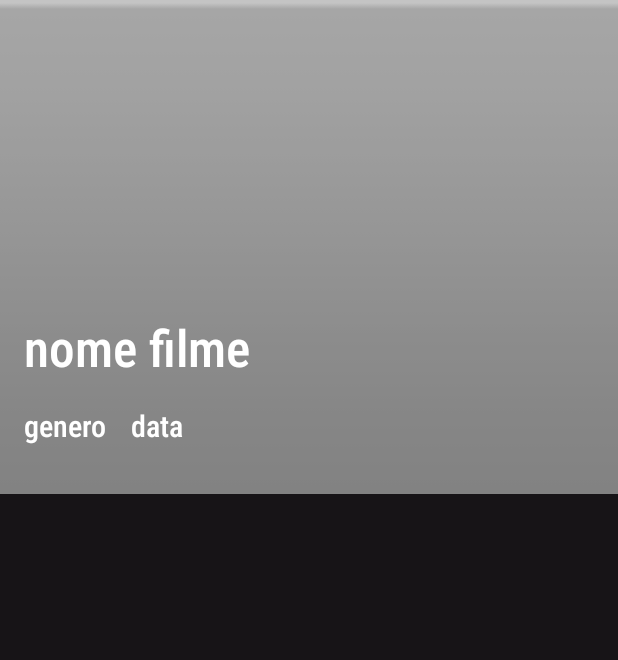
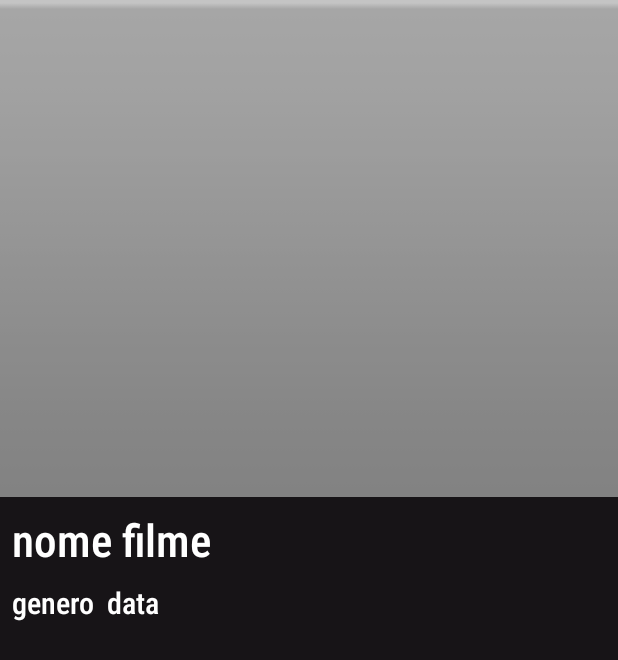
Before and after one commit to AllephNogueira/CineRadar, an Android app: the screen it shows after launch (MainActivity), on a phone screen of 412 x 824 dp. Shown: the top 660 px of the screen. Run offline under Robolectric (Android 15) with nearby library versions, the phone set to English and light mode, and no system bars; pictures from the network do not load.

Commit message:
Projeto quase pronto

```diff
--- a/app/src/main/AndroidManifest.xml
+++ b/app/src/main/AndroidManifest.xml
@@ -18,6 +18,9 @@
         android:theme="@style/Theme.CineRadar"
         tools:targetApi="31">
         <activity
+            android:name=".MovieDetailActivity"
+            android:exported="false" />
+        <activity
             android:name=".MainActivity"
             android:exported="false" />
         <activity
--- a/app/src/main/java/com/allephnogueira/cineradar/MainActivity.kt
+++ b/app/src/main/java/com/allephnogueira/cineradar/MainActivity.kt
@@ -1,10 +1,12 @@
 package com.allephnogueira.cineradar
 
 import FormatarData
+import android.content.Intent
 import android.os.Bundle
 import android.os.Handler
 import android.os.Looper
 import android.util.Log
+import android.view.View
 import android.widget.ImageView
 import android.widget.TextView
 import android.widget.Toast
@@ -31,6 +33,7 @@ import java.time.format.DateTimeFormatter
 class MainActivity : AppCompatActivity() {
 
     private lateinit var binding: ActivityMainBinding
+    private lateinit var itemClicado: String
 
     /** Configuraçao inicial do meu RecyclerView */
 
@@ -163,8 +166,12 @@ class MainActivity : AppCompatActivity() {
         binding.recyclerView.setHasFixedSize(true)
         binding.recyclerView.adapter = Adapter(events) { events ->
             Toast.makeText(this, events, Toast.LENGTH_SHORT).show()
+            itemClicado = events
+            Log.d("MainActivity", "ID do item clicado foi $itemClicado")
         }
     }
 
 
+
+
 }
--- a/app/src/main/res/layout/activity_main.xml
+++ b/app/src/main/res/layout/activity_main.xml
@@ -24,41 +24,41 @@
         android:layout_width="wrap_content"
         android:layout_height="wrap_content"
         android:orientation="horizontal"
-        app:layout_constraintGuide_percent="0.4" />
+        app:layout_constraintGuide_percent="0.40218878" />
 
     <TextView
         android:id="@+id/textNomeTopo"
         android:layout_width="wrap_content"
         android:layout_height="wrap_content"
-        android:layout_marginStart="16dp"
-        android:layout_marginBottom="16dp"
+        android:layout_marginStart="8dp"
+        android:layout_marginTop="8dp"
         android:fontFamily="sans-serif-condensed-light"
         android:text="nome filme"
         android:textColor="@color/CorLetras"
-        android:textSize="34sp"
+        android:textSize="30dp"
         android:textStyle="bold"
-        app:layout_constraintBottom_toTopOf="@+id/textTopoGenero"
-        app:layout_constraintStart_toStartOf="parent" />
+        app:layout_constraintStart_toStartOf="parent"
+        app:layout_constraintTop_toTopOf="@+id/guideline" />
 
     <TextView
         android:id="@+id/textTopoGenero"
         android:layout_width="wrap_content"
         android:layout_height="wrap_content"
-        android:layout_marginStart="16dp"
-        android:layout_marginBottom="32dp"
+        android:layout_marginStart="8dp"
+        android:layout_marginTop="8dp"
         android:fontFamily="sans-serif-condensed-light"
         android:text="genero"
         android:textColor="@color/CorLetras"
         android:textSize="20sp"
         android:textStyle="bold"
-        app:layout_constraintBottom_toTopOf="@+id/guideline"
-        app:layout_constraintStart_toStartOf="parent" />
+        app:layout_constraintStart_toStartOf="parent"
+        app:layout_constraintTop_toBottomOf="@+id/textNomeTopo" />
 
     <TextView
         android:id="@+id/textTopoData"
         android:layout_width="wrap_content"
         android:layout_height="wrap_content"
-        android:layout_marginStart="16dp"
+        android:layout_marginStart="8dp"
         android:fontFamily="sans-serif-condensed-light"
         android:text="data"
         android:textColor="@color/CorLetras"
@@ -70,13 +70,20 @@
 
     <androidx.recyclerview.widget.RecyclerView
         android:id="@+id/recyclerView"
-        android:layout_width="409dp"
-        android:layout_height="436dp"
-        tools:listitem="@layout/item_adapter"
-        app:layout_constraintBottom_toBottomOf="parent"
+        android:layout_width="wrap_content"
+        android:layout_height="0dp"
+        android:layout_marginTop="2dp"
         app:layout_constraintEnd_toEndOf="parent"
         app:layout_constraintHorizontal_bias="0.5"
         app:layout_constraintStart_toStartOf="parent"
-        app:layout_constraintTop_toTopOf="@+id/guideline" />
+        app:layout_constraintTop_toTopOf="@+id/guideline4"
+        tools:listitem="@layout/item_adapter" />
+
+    <androidx.constraintlayout.widget.Guideline
+        android:id="@+id/guideline4"
+        android:layout_width="wrap_content"
+        android:layout_height="wrap_content"
+        android:orientation="horizontal"
+        app:layout_constraintGuide_percent="0.53" />
 
 </androidx.constraintlayout.widget.ConstraintLayout>
```
Also changed, not shown: app/src/main/java/com/allephnogueira/cineradar/Adapter/Adapter.kt (+19 -1 lines), app/src/main/java/com/allephnogueira/cineradar/MovieDetailActivity.kt (added, +68 -0 lines), app/src/main/java/com/allephnogueira/cineradar/Service/Evento.kt (+1 -0 lines), app/src/main/res/layout/activity_movie_detail.xml (added, +105 -0 lines), app/src/main/res/layout/item_adapter.xml (+13 -12 lines).
